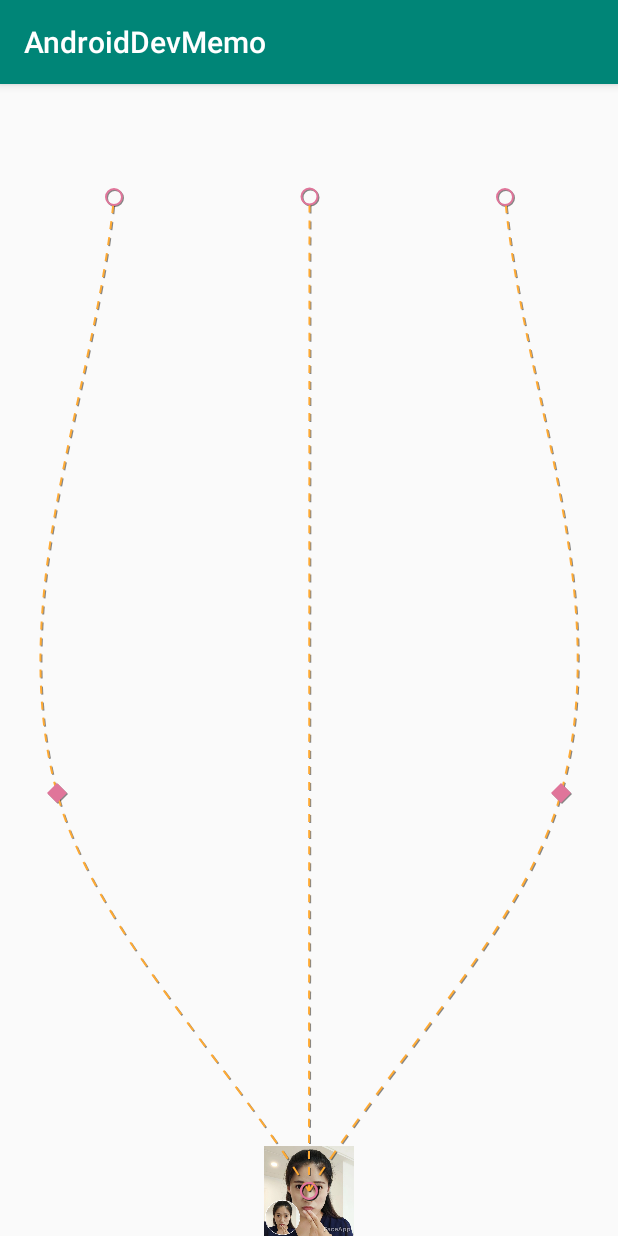
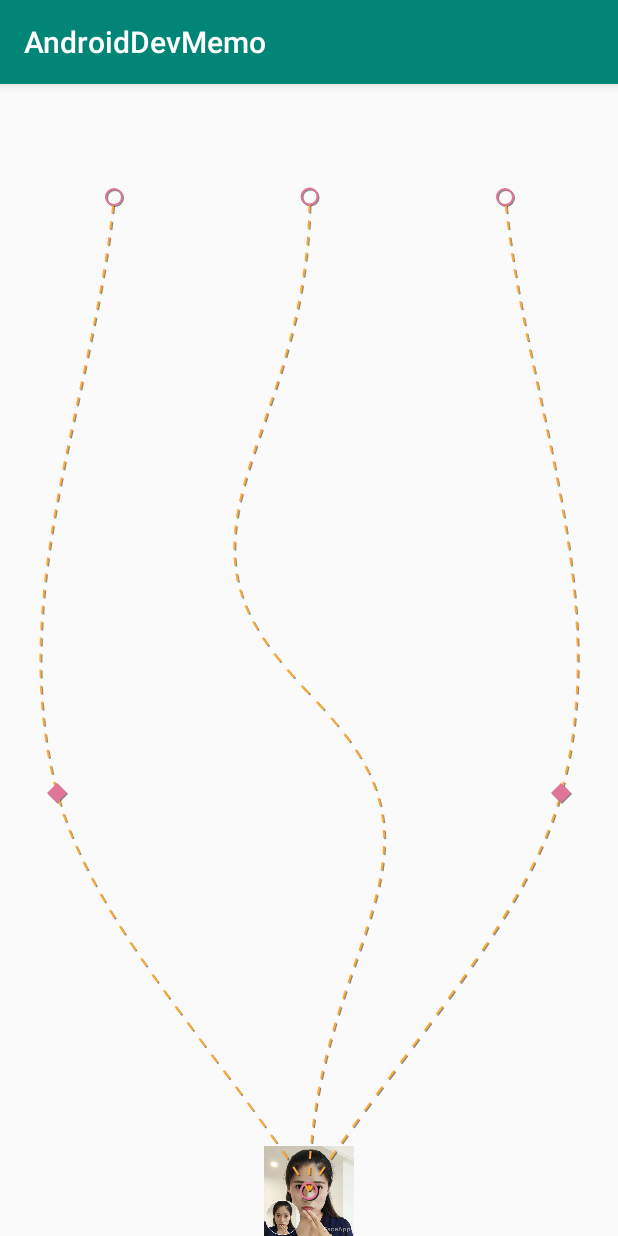
Before and after one commit to shusheng007/AndroidDevMemo, an Android app: the MotionActivity screen opened directly, with no data from a screen before it, on a phone screen of 412 x 824 dp. Run offline under Robolectric (Android 15) with nearby library versions, the phone set to English and light mode, and no system bars.

Commit message:
feature： add motionLayout demo

```diff
--- a/app/src/main/res/xml/activity_motion_scene.xml
+++ b/app/src/main/res/xml/activity_motion_scene.xml
@@ -9,25 +9,54 @@
         app:duration="2000">
        <KeyFrameSet>
            <KeyPosition
+               app:motionTarget="@id/my_wife_left"
                app:framePosition="40"
-               app:motionTarget="@id/my_wife_left"
                app:keyPositionType="parentRelative"
                app:percentX="0"
                />
            <KeyPosition
+               app:motionTarget="@id/my_wife_right"
                app:framePosition="40"
-               app:motionTarget="@id/my_wife_right"
                app:keyPositionType="parentRelative"
                app:percentX="1"
                />
+           <KeyAttribute
+               app:motionTarget="@id/my_wife"
+               app:framePosition="100"
+               android:rotationY="180"
+               />
+           <KeyCycle
+               android:translationX="50dp"
+               app:framePosition="100"
+               app:motionTarget="@id/my_wife"
+               app:waveOffset="0"
+               app:wavePeriod="0"
+               app:waveShape="sin" />
+           <KeyCycle
+               android:translationX="50dp"
+               app:framePosition="50"
+               app:motionTarget="@id/my_wife"
+               app:waveOffset="0"
+               app:wavePeriod="1"
+               app:waveShape="sin" />
+           <KeyCycle
+               android:translationX="50dp"
+               app:framePosition="0"
+               app:motionTarget="@id/my_wife"
+               app:waveOffset="0"
+               app:wavePeriod="0"
+               app:waveShape="sin" />
        </KeyFrameSet>
+<!--        使动画响应滑动事件-->
         <OnSwipe
             app:touchAnchorId="@+id/my_wife"
             app:touchAnchorSide="top"
             app:dragDirection="dragUp" />
-        <OnClick app:targetId="@+id/my_wife" />
+<!--        使动画响应点击事件-->
+        <OnClick app:targetId="@+id/my_wife" app:clickAction="toggle" />
     </Transition>
 
+<!--    动画开始快照-->
     <ConstraintSet android:id="@+id/start">
         <Constraint
             android:id="@+id/my_wife"
--- a/build.gradle
+++ b/build.gradle
@@ -28,7 +28,7 @@ buildscript {
         maven { url 'https://dl.bintray.com/kotlin/kotlin-eap' }
     }
     dependencies {
-        classpath 'com.android.tools.build:gradle:4.0.0-beta05'
+        classpath 'com.android.tools.build:gradle:4.0.0-rc01'
         classpath "org.jetbrains.kotlin:kotlin-gradle-plugin:$kotlinVersion"
         // NOTE: Do not place your application dependencies here; they belong
         // in the individual module build.gradle files
```
